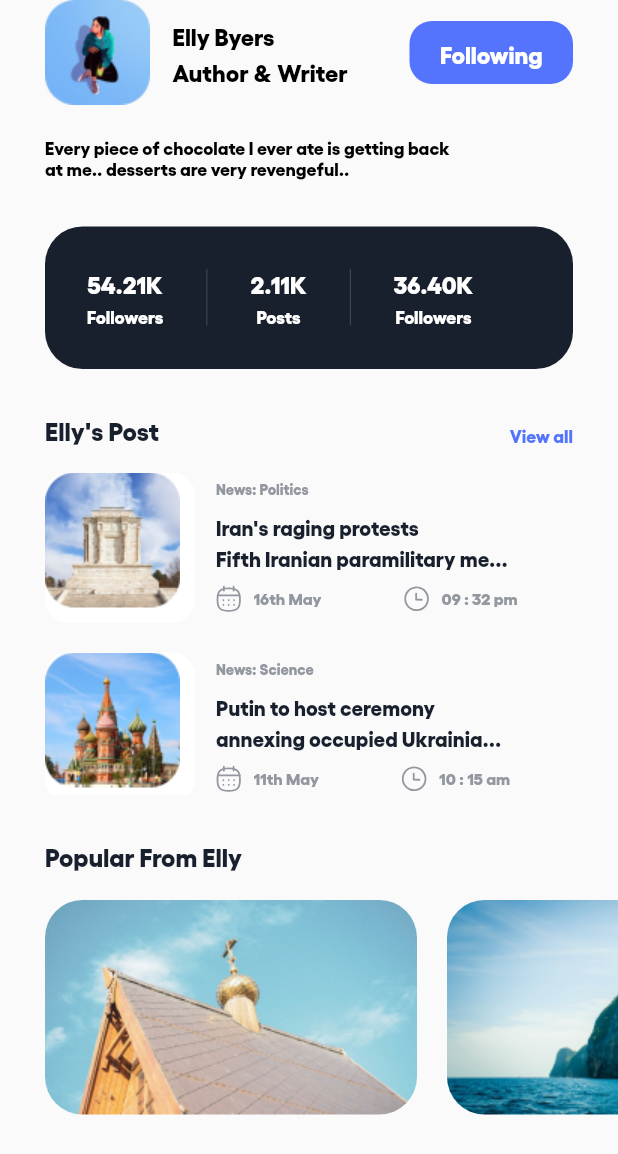
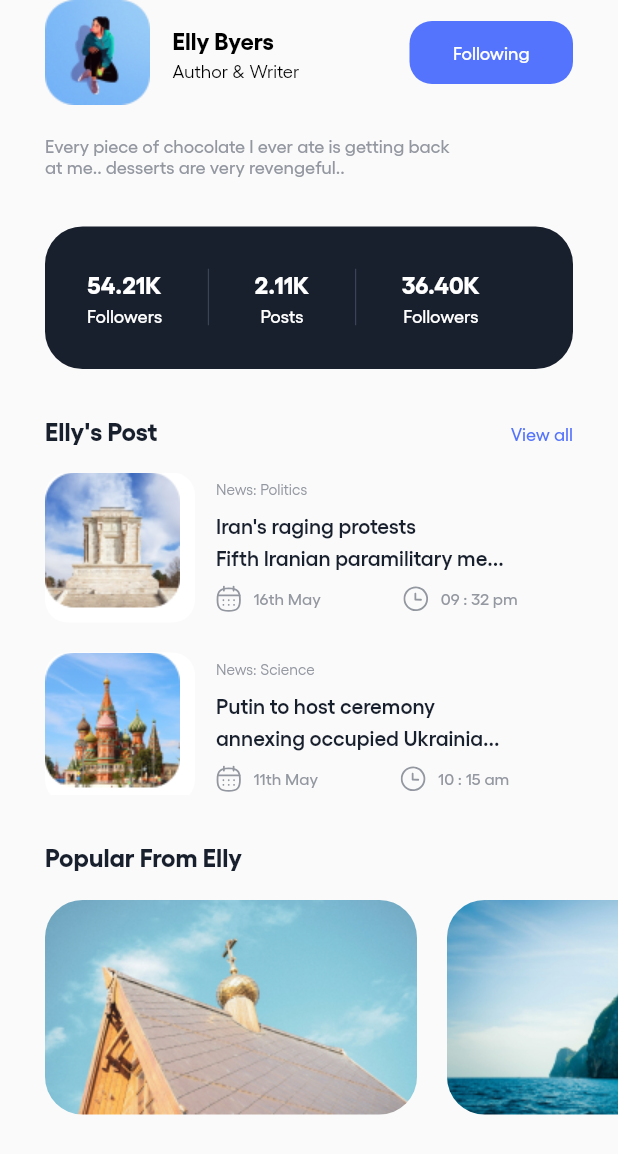
Before and after one commit to Emyeeeel/mobile_news_app, a Flutter app: the screen it shows after launch, on a phone screen of 412 x 824 dp. Shown: the top 1154 px of the screen. Run offline on Flutter 3.47's test engine with Material 2 defaults, Android fonts, the phone set to English and light mode, and no system bars; our stand-ins replace device_preview, flutter_svg.

Commit message:
fixed the font style and font weight for screen 3

```diff
--- a/lib/listviewWidgets.dart
+++ b/lib/listviewWidgets.dart
@@ -511,7 +511,7 @@ class VerticalList extends StatelessWidget {
                     style: TextStyle(
                       fontFamily: 'Gellix',
                       fontSize: 10,
-                      fontWeight: FontWeight.w800,
+                      fontWeight: FontWeight.w400,
                       color: Color(0xFF9397A0),
                     ),
                   ),
@@ -523,7 +523,7 @@ class VerticalList extends StatelessWidget {
                     style: TextStyle(
                       fontFamily: 'Gellix',
                       fontSize: 14,
-                      fontWeight: FontWeight.w800,
+                      fontWeight: FontWeight.w600,
                       color: Color(0xFF19202D),
                     ),
                   ),
@@ -535,7 +535,7 @@ class VerticalList extends StatelessWidget {
                     style: TextStyle(
                       fontFamily: 'Gellix',
                       fontSize: 14,
-                      fontWeight: FontWeight.w800,
+                      fontWeight: FontWeight.w600,
                       color: Color(0xFF19202D),
                     ),
                   ),
@@ -555,7 +555,7 @@ class VerticalList extends StatelessWidget {
                             style: TextStyle(
                               fontFamily: 'Gellix',
                               fontSize: 11,
-                              fontWeight: FontWeight.w800,
+                              fontWeight: FontWeight.w500,
                               color: Color(0xFF9397A0),
                             ),
                           ),
@@ -575,7 +575,7 @@ class VerticalList extends StatelessWidget {
                             style: TextStyle(
                               fontFamily: 'Gellix',
                               fontSize: 11,
-                              fontWeight: FontWeight.w800,
+                              fontWeight: FontWeight.w500,
                               color: Color(0xFF9397A0),
                             ),
                           ),
@@ -635,7 +635,7 @@ class VerticalList_2 extends StatelessWidget {
                     style: TextStyle(
                       fontFamily: 'Gellix',
                       fontSize: 10,
-                      fontWeight: FontWeight.w800,
+                      fontWeight: FontWeight.w400,
                       color: Color(0xFF9397A0),
                     ),
                   ),
@@ -647,7 +647,7 @@ class VerticalList_2 extends StatelessWidget {
                     style: TextStyle(
                       fontFamily: 'Gellix',
                       fontSize: 14,
-                      fontWeight: FontWeight.w800,
+                      fontWeight: FontWeight.w600,
                       color: Color(0xFF19202D),
                     ),
                   ),
@@ -659,7 +659,7 @@ class VerticalList_2 extends StatelessWidget {
                     style: TextStyle(
                       fontFamily: 'Gellix',
                       fontSize: 14,
-                      fontWeight: FontWeight.w800,
+                      fontWeight: FontWeight.w600,
                       color: Color(0xFF19202D),
                     ),
                   ),
@@ -679,7 +679,7 @@ class VerticalList_2 extends StatelessWidget {
                             style: TextStyle(
                               fontFamily: 'Gellix',
                               fontSize: 11,
-                              fontWeight: FontWeight.w800,
+                              fontWeight: FontWeight.w500,
                               color: Color(0xFF9397A0),
                             ),
                           ),
@@ -699,7 +699,7 @@ class VerticalList_2 extends StatelessWidget {
                             style: TextStyle(
                               fontFamily: 'Gellix',
                               fontSize: 11,
-                              fontWeight: FontWeight.w800,
+                              fontWeight: FontWeight.w500,
                               color: Color(0xFF9397A0),
                             ),
                           ),
--- a/lib/screens/screen3.dart
+++ b/lib/screens/screen3.dart
@@ -45,7 +45,7 @@ class _ProfilescreenState extends State<Profilescreen> {
                             style: TextStyle(
                               fontFamily: 'Gellix',
                               fontSize: 16,
-                              fontWeight: FontWeight.w800,
+                              fontWeight: FontWeight.w700,
                               color: Color(0xFF000000),
                             ),
                           ),
@@ -56,8 +56,8 @@ class _ProfilescreenState extends State<Profilescreen> {
                             'Author & Writer',
                             style: TextStyle(
                               fontFamily: 'Gellix',
-                              fontSize: 16,
-                              fontWeight: FontWeight.w800,
+                              fontSize: 12,
+                              fontWeight: FontWeight.w400,
                               color: Color(0xFF000000),
                             ),
                           ),
@@ -85,8 +85,8 @@ class _ProfilescreenState extends State<Profilescreen> {
                                   'Following',
                                   style: TextStyle(
                                     fontFamily: 'Gellix',
-                                    fontSize: 16,
-                                    fontWeight: FontWeight.w800,
+                                    fontSize: 12,
+                                    fontWeight: FontWeight.w500,
                                     color: Color(0xFFFFFFFF),
                                   ),
                                 ),
@@ -111,8 +111,8 @@ class _ProfilescreenState extends State<Profilescreen> {
                           style: TextStyle(
                             fontFamily: 'Gellix',
                             fontSize: 12,
-                            fontWeight: FontWeight.w800,
-                            color: Colors.black,
+                            fontWeight: FontWeight.w500,
+                            color: Color(0xFF9397A0),
                           ),
                         ),
                       ),
@@ -135,6 +135,9 @@ class _ProfilescreenState extends State<Profilescreen> {
                           ),
                           Padding(
                             padding: const EdgeInsets.all(28),
+                            child: SizedBox(
+                              width: 262,
+                              height: 38,
                               child: Row(
                                 children: [
                                   const Column(
@@ -144,7 +147,7 @@ class _ProfilescreenState extends State<Profilescreen> {
                                         style: TextStyle(
                                           fontFamily: 'Gellix',
                                           fontSize: 16,
-                                        fontWeight: FontWeight.w800,
+                                          fontWeight: FontWeight.w700,
                                           color: Color(0xFFFFFFFF),
                                         ),
                                       ),
@@ -156,15 +159,13 @@ class _ProfilescreenState extends State<Profilescreen> {
                                         style: TextStyle(
                                           fontFamily: 'Gellix',
                                           fontSize: 12,
-                                        fontWeight: FontWeight.w800,
+                                          fontWeight: FontWeight.w500,
                                           color: Color(0xFFFFFFFF),
                                         ),
                                       ),
                                     ],
                                   ),
-                                const SizedBox(
-                                  width: 28,
-                                ),
+                                  const Spacer(), // Add Spacer to evenly space between columns
                                   SizedBox(
                                     child: SvgPicture.asset(
                                       'assets/svg/vertical_divider.svg',
@@ -172,9 +173,7 @@ class _ProfilescreenState extends State<Profilescreen> {
                                       width: 2,
                                     ),
                                   ),
-                                const SizedBox(
-                                  width: 28,
-                                ),
+                                  const Spacer(), // Add Spacer to evenly space between columns
                                   const Column(
                                     children: [
                                       Text(
@@ -182,7 +181,7 @@ class _ProfilescreenState extends State<Profilescreen> {
                                         style: TextStyle(
                                           fontFamily: 'Gellix',
                                           fontSize: 16,
-                                        fontWeight: FontWeight.w800,
+                                          fontWeight: FontWeight.w700,
                                           color: Color(0xFFFFFFFF),
                                         ),
                                       ),
@@ -194,15 +193,13 @@ class _ProfilescreenState extends State<Profilescreen> {
                                         style: TextStyle(
                                           fontFamily: 'Gellix',
                                           fontSize: 12,
-                                        fontWeight: FontWeight.w800,
+                                          fontWeight: FontWeight.w500,
                                           color: Color(0xFFFFFFFF),
                                         ),
                                       ),
                                     ],
                                   ),
-                                const SizedBox(
-                                  width: 28,
-                                ),
+                                  const Spacer(), // Add Spacer to evenly space between columns
                                   SizedBox(
                                     child: SvgPicture.asset(
                                       'assets/svg/vertical_divider.svg',
@@ -210,9 +207,7 @@ class _ProfilescreenState extends State<Profilescreen> {
                                       width: 2,
                                     ),
                                   ),
-                                const SizedBox(
-                                  width: 28,
-                                ),
+                                  const Spacer(), // Add Spacer to evenly space between columns
                                   const Column(
                                     children: [
                                       Text(
@@ -220,7 +215,7 @@ class _ProfilescreenState extends State<Profilescreen> {
                                         style: TextStyle(
                                           fontFamily: 'Gellix',
                                           fontSize: 16,
-                                        fontWeight: FontWeight.w800,
+                                          fontWeight: FontWeight.w700,
                                           color: Color(0xFFFFFFFF),
                                         ),
                                       ),
@@ -232,13 +227,14 @@ class _ProfilescreenState extends State<Profilescreen> {
                                         style: TextStyle(
                                           fontFamily: 'Gellix',
                                           fontSize: 12,
-                                        fontWeight: FontWeight.w800,
+                                          fontWeight: FontWeight.w500,
                                           color: Color(0xFFFFFFFF),
                                         ),
                                       ),
                                     ],
                                   ),
                                 ],
+                              ),
                             ),
                           )
                         ],
@@ -258,7 +254,7 @@ class _ProfilescreenState extends State<Profilescreen> {
                           style: TextStyle(
                             fontFamily: 'Gellix',
                             fontSize: 17,
-                            fontWeight: FontWeight.w800,
+                            fontWeight: FontWeight.w700,
                             color: Color(0xFF19202D),
                           ),
                         ),
@@ -273,7 +269,7 @@ class _ProfilescreenState extends State<Profilescreen> {
                               style: TextStyle(
                                 fontFamily: 'Gellix',
                                 fontSize: 12,
-                                fontWeight: FontWeight.w800,
+                                fontWeight: FontWeight.w500,
                                 color: Color(0xFF5474FD),
                               ),
                             ),
@@ -310,7 +306,7 @@ class _ProfilescreenState extends State<Profilescreen> {
                         style: TextStyle(
                           fontFamily: 'Gellix',
                           fontSize: 17,
-                          fontWeight: FontWeight.w800,
+                          fontWeight: FontWeight.w700,
                           color: Color(0xFF19202D),
                         ),
                       ),
```
Lines whose indentation alone changed are shown as unchanged.
